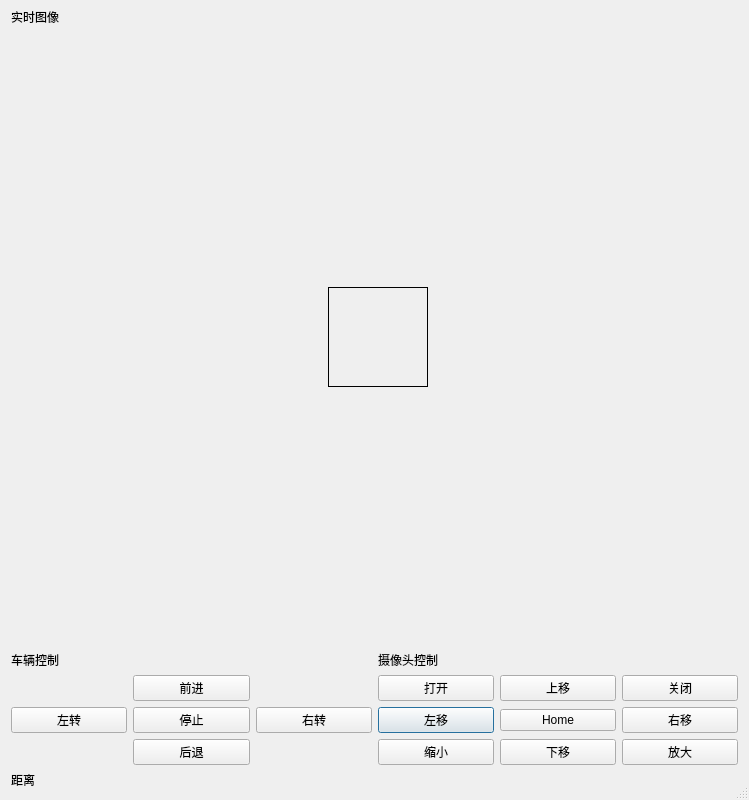
This is robotcontroldialog.ui in lshiwjx/MeasureDistance as Qt 5 draws it before an edit. The edited form follows.
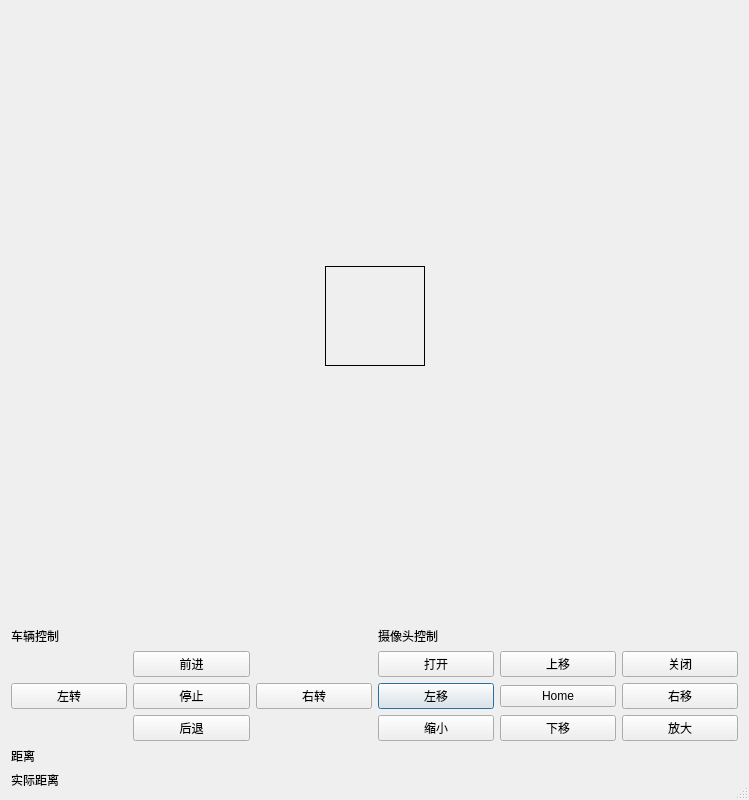
This is the edited form. Custom widgets are drawn as their Qt base class.

Diff of the .ui file:
```diff
--- a/robotcontroldialog.ui
+++ b/robotcontroldialog.ui
@@ -40,59 +40,7 @@
      <property name="leftMargin">
       <number>0</number>
      </property>
-     <item row="3" column="1">
-      <spacer name="verticalSpacerBottom">
-       <property name="orientation">
-        <enum>Qt::Vertical</enum>
-       </property>
-       <property name="sizeHint" stdset="0">
-        <size>
-         <width>20</width>
-         <height>40</height>
-        </size>
-       </property>
-      </spacer>
-     </item>
      <item row="1" column="1">
-      <spacer name="verticalSpacerTop">
-       <property name="orientation">
-        <enum>Qt::Vertical</enum>
-       </property>
-       <property name="sizeHint" stdset="0">
-        <size>
-         <width>20</width>
-         <height>40</height>
-        </size>
-       </property>
-      </spacer>
-     </item>
-     <item row="2" column="2">
-      <spacer name="horizontalSpacerRight">
-       <property name="orientation">
-        <enum>Qt::Horizontal</enum>
-       </property>
-       <property name="sizeHint" stdset="0">
-        <size>
-         <width>40</width>
-         <height>20</height>
-        </size>
-       </property>
-      </spacer>
-     </item>
-     <item row="2" column="0">
-      <spacer name="horizontalSpacerLeft">
-       <property name="orientation">
-        <enum>Qt::Horizontal</enum>
-       </property>
-       <property name="sizeHint" stdset="0">
-        <size>
-         <width>40</width>
-         <height>20</height>
-        </size>
-       </property>
-      </spacer>
-     </item>
-     <item row="2" column="1">
       <widget class="MyLabel" name="figureLabel">
        <property name="sizePolicy">
         <sizepolicy hsizetype="Preferred" vsizetype="Preferred">
@@ -132,29 +80,76 @@
        </property>
       </widget>
      </item>
-     <item row="0" column="0">
-      <widget class="QLabel" name="FigureLable">
-       <property name="sizePolicy">
-        <sizepolicy hsizetype="Preferred" vsizetype="Minimum">
-         <horstretch>0</horstretch>
-         <verstretch>0</verstretch>
-        </sizepolicy>
+     <item row="0" column="1">
+      <spacer name="verticalSpacerTop">
+       <property name="orientation">
+        <enum>Qt::Vertical</enum>
        </property>
-       <property name="maximumSize">
+       <property name="sizeHint" stdset="0">
         <size>
-         <width>16777215</width>
-         <height>12</height>
+         <width>20</width>
+         <height>40</height>
         </size>
        </property>
-       <property name="text">
-        <string>实时图像</string>
+      </spacer>
+     </item>
+     <item row="2" column="1">
+      <spacer name="verticalSpacerBottom">
+       <property name="orientation">
+        <enum>Qt::Vertical</enum>
        </property>
-      </widget>
+       <property name="sizeHint" stdset="0">
+        <size>
+         <width>20</width>
+         <height>40</height>
+        </size>
+       </property>
+      </spacer>
+     </item>
+     <item row="1" column="2">
+      <spacer name="horizontalSpacerRight">
+       <property name="orientation">
+        <enum>Qt::Horizontal</enum>
+       </property>
+       <property name="sizeHint" stdset="0">
+        <size>
+         <width>40</width>
+         <height>20</height>
+        </size>
+       </property>
+      </spacer>
+     </item>
+     <item row="1" column="0">
+      <spacer name="horizontalSpacerLeft">
+       <property name="orientation">
+        <enum>Qt::Horizontal</enum>
+       </property>
+       <property name="sizeHint" stdset="0">
+        <size>
+         <width>40</width>
+         <height>20</height>
+        </size>
+       </property>
+      </spacer>
      </item>
     </layout>
    </item>
    <item>
     <layout class="QGridLayout" name="controlLayout">
+     <item row="3" column="1">
+      <widget class="QLabel" name="DistanceValueLabel">
+       <property name="text">
+        <string/>
+       </property>
+      </widget>
+     </item>
+     <item row="3" column="0">
+      <widget class="QLabel" name="DistanceLabel">
+       <property name="text">
+        <string>距离</string>
+       </property>
+      </widget>
+     </item>
      <item row="1" column="1">
       <layout class="QGridLayout" name="cameraControlLayout">
        <item row="2" column="0">
@@ -229,6 +224,13 @@
        </property>
       </widget>
      </item>
+     <item row="0" column="1">
+      <widget class="QLabel" name="cameraControlLabel">
+       <property name="text">
+        <string>摄像头控制</string>
+       </property>
+      </widget>
+     </item>
      <item row="1" column="0">
       <layout class="QGridLayout" name="robotControlLayout">
        <item row="2" column="1">
@@ -268,22 +270,15 @@
        </item>
       </layout>
      </item>
-     <item row="0" column="1">
-      <widget class="QLabel" name="cameraControlLabel">
+     <item row="4" column="0">
+      <widget class="QLabel" name="RealDistanceLable">
        <property name="text">
-        <string>摄像头控制</string>
+        <string>实际距离</string>
        </property>
       </widget>
      </item>
-     <item row="2" column="0">
-      <widget class="QLabel" name="DistanceLabel">
-       <property name="text">
-        <string>距离</string>
-       </property>
-      </widget>
-     </item>
-     <item row="2" column="1">
-      <widget class="QLabel" name="DistanceValueLabel">
+     <item row="4" column="1">
+      <widget class="QLabel" name="RealDistanceValueLabel">
        <property name="text">
         <string/>
        </property>
```
